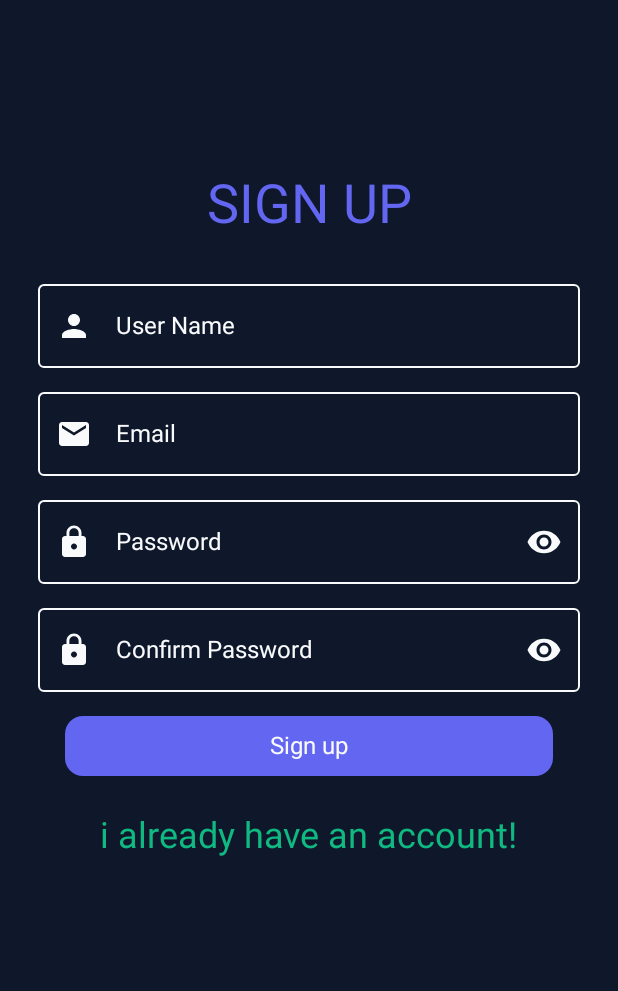
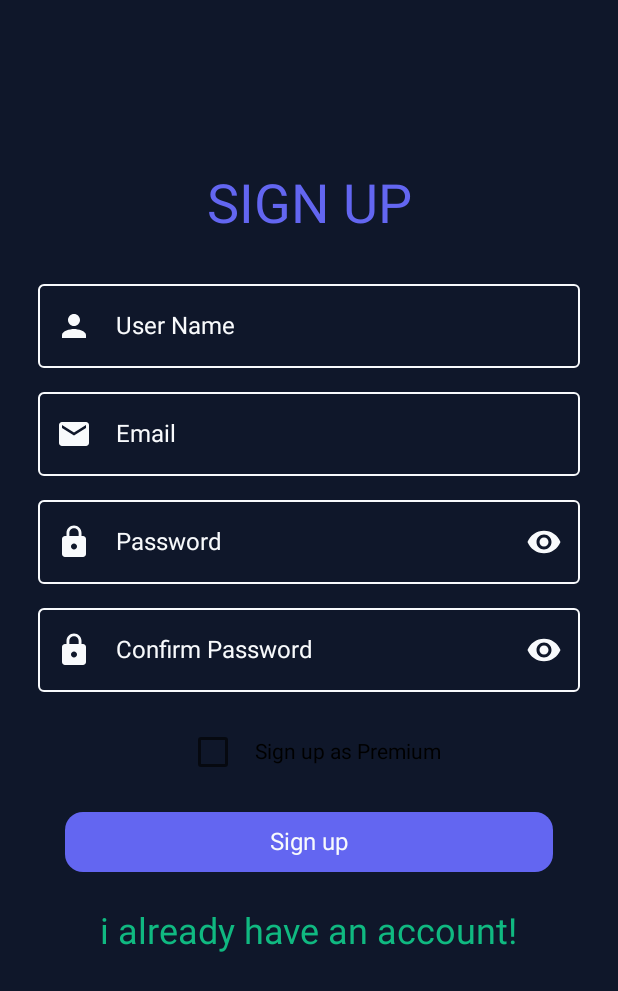
Before and after one commit to Juanbermudezp/Proyecto_Moviles, an Android app built with Jetpack Compose: the RegisterScreen screen opened through its navigation route, on a phone screen of 412 x 824 dp. Shown: the top 991 px of the screen. Run offline under Robolectric (Android 15) with nearby library versions, the phone set to English and light mode, and no system bars; our stand-ins replace Room's generated code.

Commit message:
:white_check_mark: RegisterScreen

```diff
--- a/app/src/main/java/com/jmgg/habitus/ui/auth/RegisterScreen.kt
+++ b/app/src/main/java/com/jmgg/habitus/ui/auth/RegisterScreen.kt
@@ -6,6 +6,7 @@ import androidx.compose.foundation.rememberScrollState
 import androidx.compose.foundation.shape.RoundedCornerShape
 import androidx.compose.foundation.text.KeyboardOptions
 import androidx.compose.foundation.verticalScroll
+import androidx.compose.material.Checkbox
 import androidx.compose.material.icons.Icons
 import androidx.compose.material.icons.filled.Email
 import androidx.compose.material.icons.filled.Lock
@@ -36,6 +37,7 @@ fun RegisterScreen(
 ) {
     val viewModel = HabitusApp.authViewModel
     val error by viewModel.authError.collectAsState()
+    var isPremium by remember { mutableStateOf(false) }
 
     var name by remember { mutableStateOf("") }
     var email by remember { mutableStateOf("") }
@@ -149,6 +151,20 @@ fun RegisterScreen(
 
             Spacer(Modifier.height(16.dp))
 
+            Row(
+                verticalAlignment = Alignment.CenterVertically,
+
+                ) {
+                Checkbox(
+                    checked = isPremium,
+                    onCheckedChange = { isPremium = it }
+                )
+                Spacer(modifier = Modifier.width(4.dp))
+                androidx.compose.material.Text("Sign up as Premium")
+            }
+
+            Spacer(Modifier.height(16.dp))
+
             if (showValidationError) {
                 Text(
                     "All fields are required and passwords must match",
@@ -170,7 +186,7 @@ fun RegisterScreen(
                                 name = name.trim(),
                                 email = email.trim(),
                                 password = password.trim(),
-                                isPremium = false
+                                isPremium = isPremium
                             )
                         )
                         onRegistrationSuccess()
--- a/app/src/main/java/com/jmgg/habitus/ui/startUp/IntroCarousel.kt
+++ b/app/src/main/java/com/jmgg/habitus/ui/startUp/IntroCarousel.kt
@@ -56,6 +56,7 @@ fun IntroCarousel(
                 )
             }
             if (!isPremium) {
+
                 add { PremiumVersionOfferScreen(onContinue = onCarouselEnd) }
             }
         }
```
